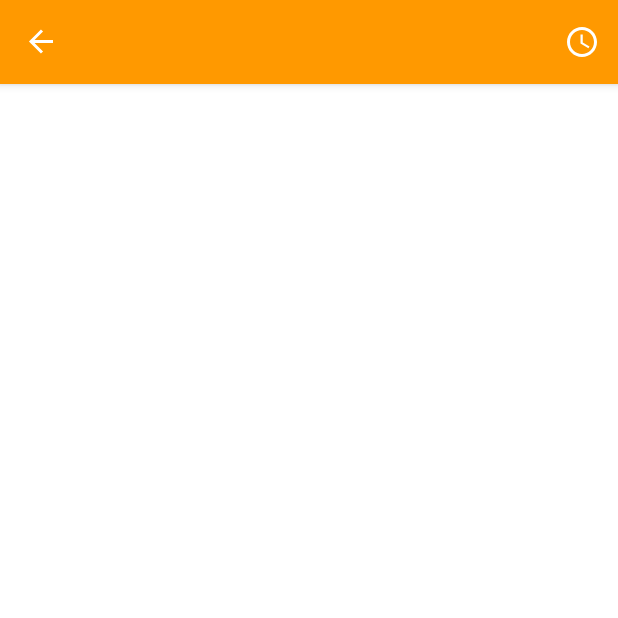
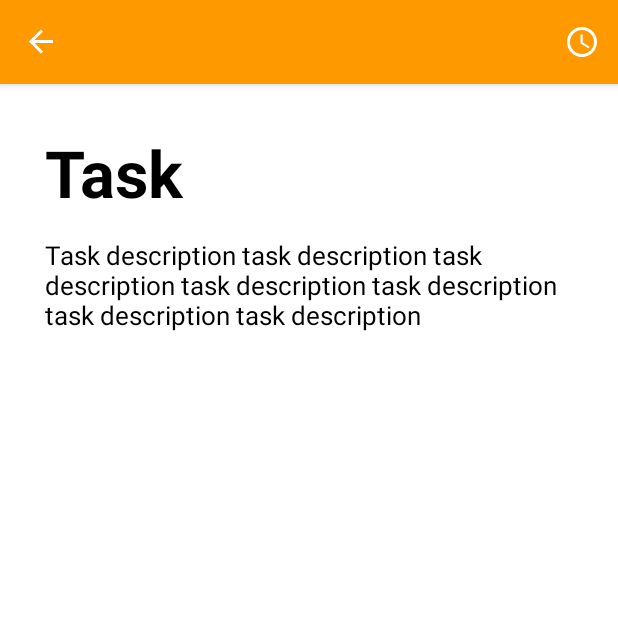
Before and after one commit to sebasblanco/Android-Project, an Android app: the TaskDetailsFragment screen opened through its navigation route, on a phone screen of 412 x 824 dp, the top half of it. Run offline under Robolectric (Android 15) with nearby library versions, the phone set to English and light mode, and no system bars; our stand-ins replace navigation-ui.

Commit message:
band_id > task_id TaskDetailsFragment.java

```diff
--- a/app/src/main/java/com/zybooks/todoapp/TaskDetailsFragment.java
+++ b/app/src/main/java/com/zybooks/todoapp/TaskDetailsFragment.java
@@ -9,7 +9,7 @@ import android.widget.TextView;
 
 public class TaskDetailsFragment extends Fragment {
 
-    public static final String ARG_TASK_ID = "band_id";
+    public static final String ARG_TASK_ID = "task_id";
     private Task mTask;
 
     public TaskDetailsFragment() {
```
